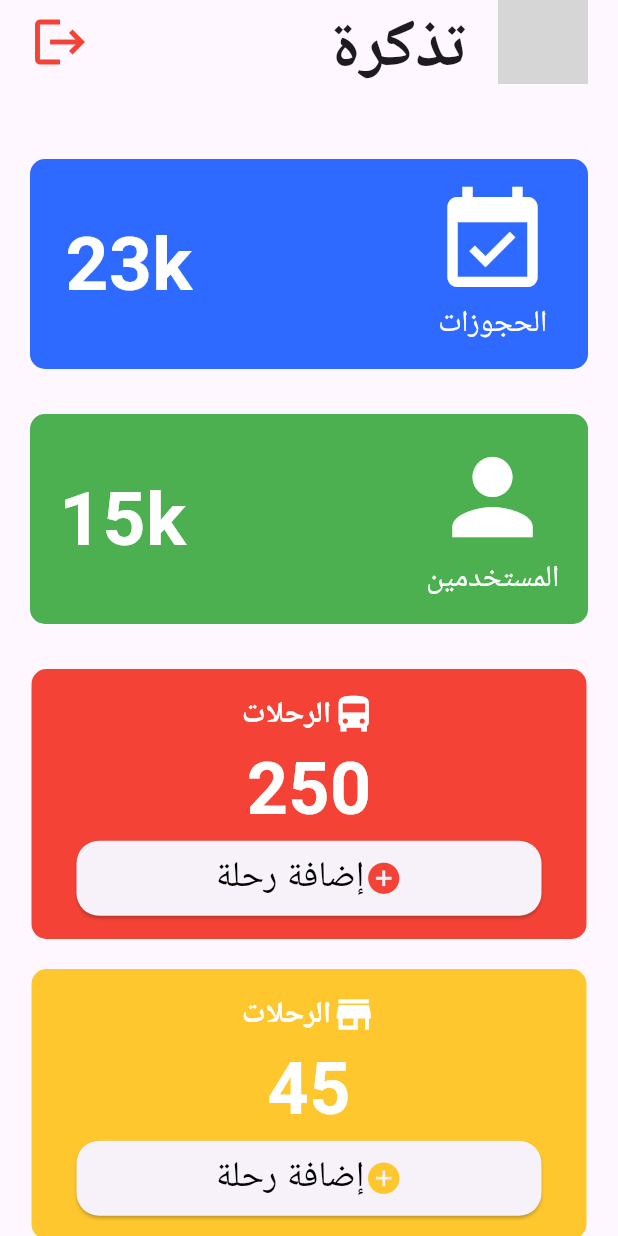
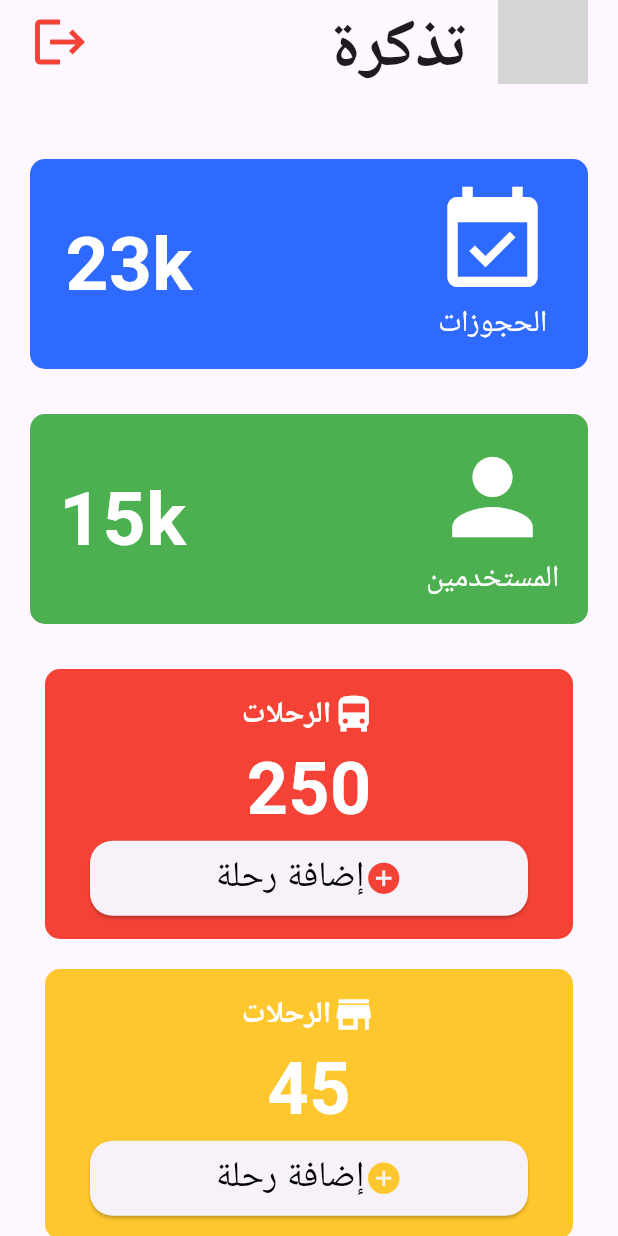
Before and after one commit to mohamedhissy/tathkra, a Flutter app: the screen it shows after launch, on a phone screen of 412 x 824 dp. Run offline on Flutter 3.47's test engine with Material 3 defaults, Android fonts, the phone set to English and light mode, and no system bars; our stand-ins replace get, shared_preferences; grey boxes are pictures that could not be loaded.

Commit message:
edit HomeView more

```diff
--- a/lib/features/company_name/presentation/view/company_name_view.dart
+++ b/lib/features/company_name/presentation/view/company_name_view.dart
@@ -21,6 +21,9 @@ class CompanyNameView extends StatelessWidget {
           ),
         ),
       ),
+      body: Container(
+
+      ),
     );
   }
 }
--- a/lib/features/home/presentation/view/home_view.dart
+++ b/lib/features/home/presentation/view/home_view.dart
@@ -16,12 +16,8 @@ class HomeView extends StatelessWidget {
       appBar: AppBar(
         automaticallyImplyLeading: false,
         leading: Container(
-          margin: EdgeInsets.symmetric(horizontal: 20),
-          child: Icon(
-            Icons.logout,
-            color: ManagerColors.red,
-            size: 40,
-          ),
+          margin: const EdgeInsets.symmetric(horizontal: 20),
+          child: Icon(Icons.logout, color: ManagerColors.red, size: 40),
         ),
         actions: [
           Text(
@@ -32,7 +28,7 @@ class HomeView extends StatelessWidget {
             ),
           ),
           Container(
-            margin: EdgeInsets.symmetric(horizontal: 20),
+            margin: const EdgeInsets.symmetric(horizontal: 20),
             width: 60,
             height: 60,
             decoration: BoxDecoration(
@@ -48,6 +44,7 @@ class HomeView extends StatelessWidget {
           double screenWidth = constraints.maxWidth;
           double cardWidth = screenWidth > 1000 ? 760 : screenWidth - 40;
           double cardMargin = screenWidth > 1000 ? 360 : 20;
+          double miniCardWidth = screenWidth > 800 ? 370 : screenWidth - 60;
 
           return SingleChildScrollView(
             child: Container(
@@ -96,7 +93,6 @@ class HomeView extends StatelessWidget {
                     ),
                   ),
                   SizedBox(height: ManagerHeight.h30),
-
                   // الكرت الثاني
                   Container(
                     width: cardWidth,
@@ -138,12 +134,10 @@ class HomeView extends StatelessWidget {
                     ),
                   ),
                   SizedBox(height: ManagerHeight.h30),
-
-                  // كروت الصف السفلي: responsive Row / Column
+                  // الكروت المصغرة
                   screenWidth > 800
-                      ? SingleChildScrollView(
-                    scrollDirection: Axis.horizontal,
-                    child: Row(
+                      ? Row(
+                    mainAxisAlignment: MainAxisAlignment.center,
                     children: [
                       buildMiniCard(
                         title: ManagerStrings.trips,
@@ -151,6 +145,7 @@ class HomeView extends StatelessWidget {
                         value: '250',
                         color: ManagerColors.red,
                         iconColor: ManagerColors.red,
+                        width: miniCardWidth,
                       ),
                       SizedBox(width: ManagerWidth.w20),
                       buildMiniCard(
@@ -159,9 +154,9 @@ class HomeView extends StatelessWidget {
                         value: '45',
                         color: ManagerColors.yellow,
                         iconColor: ManagerColors.yellow,
+                        width: miniCardWidth,
                       ),
                     ],
-                    ),
                   )
                       : Column(
                     children: [
@@ -171,6 +166,7 @@ class HomeView extends StatelessWidget {
                         value: '250',
                         color: ManagerColors.red,
                         iconColor: ManagerColors.red,
+                        width: miniCardWidth,
                       ),
                       SizedBox(height: ManagerHeight.h20),
                       buildMiniCard(
@@ -179,6 +175,7 @@ class HomeView extends StatelessWidget {
                         value: '45',
                         color: ManagerColors.yellow,
                         iconColor: ManagerColors.yellow,
+                        width: miniCardWidth,
                       ),
                     ],
                   ),
@@ -186,14 +183,13 @@ class HomeView extends StatelessWidget {
                   ElevatedButton(
                     style: ElevatedButton.styleFrom(
                       backgroundColor: ManagerColors.primaryColor,
-                      fixedSize: Size(250, 50),
+                      fixedSize: const Size(250, 50),
                       shape: RoundedRectangleBorder(
                         borderRadius: BorderRadius.circular(15),
                       ),
                     ),
                     onPressed: () {},
                     child: Row(
-                      crossAxisAlignment: CrossAxisAlignment.center,
                       mainAxisAlignment: MainAxisAlignment.center,
                       children: [
                         Text(
@@ -221,23 +217,22 @@ class HomeView extends StatelessWidget {
     );
   }
 
-  // تابع فرعي لبناء الكروت المصغرة
   Widget buildMiniCard({
     required String title,
     required IconData icon,
     required String value,
     required Color color,
     required Color iconColor,
+    required double width, // تم التعديل هنا
   }) {
     return Container(
-      width: 370,
+      width: width,
       height: 180,
       decoration: BoxDecoration(
         color: color,
         borderRadius: BorderRadius.circular(10),
       ),
       child: Column(
-        crossAxisAlignment: CrossAxisAlignment.center,
         mainAxisAlignment: MainAxisAlignment.center,
         children: [
           Row(
@@ -263,10 +258,10 @@ class HomeView extends StatelessWidget {
             ),
           ),
           Container(
-            margin: EdgeInsets.symmetric(horizontal: 30),
+            margin: const EdgeInsets.symmetric(horizontal: 30),
             child: ElevatedButton(
               style: ElevatedButton.styleFrom(
-                minimumSize: Size(0, 50),
+                minimumSize: const Size(0, 50),
                 shape: RoundedRectangleBorder(
                   borderRadius: BorderRadius.circular(15),
                 ),
@@ -282,11 +277,7 @@ class HomeView extends StatelessWidget {
                       fontSize: ManagerFontSizes.s24,
                     ),
                   ),
-                  Icon(
-                    Icons.add_circle,
-                    color: iconColor,
-                    size: 25,
-                  ),
+                  Icon(Icons.add_circle, color: iconColor, size: 25),
                 ],
               ),
             ),
```
Lines whose indentation alone changed are shown as unchanged.
